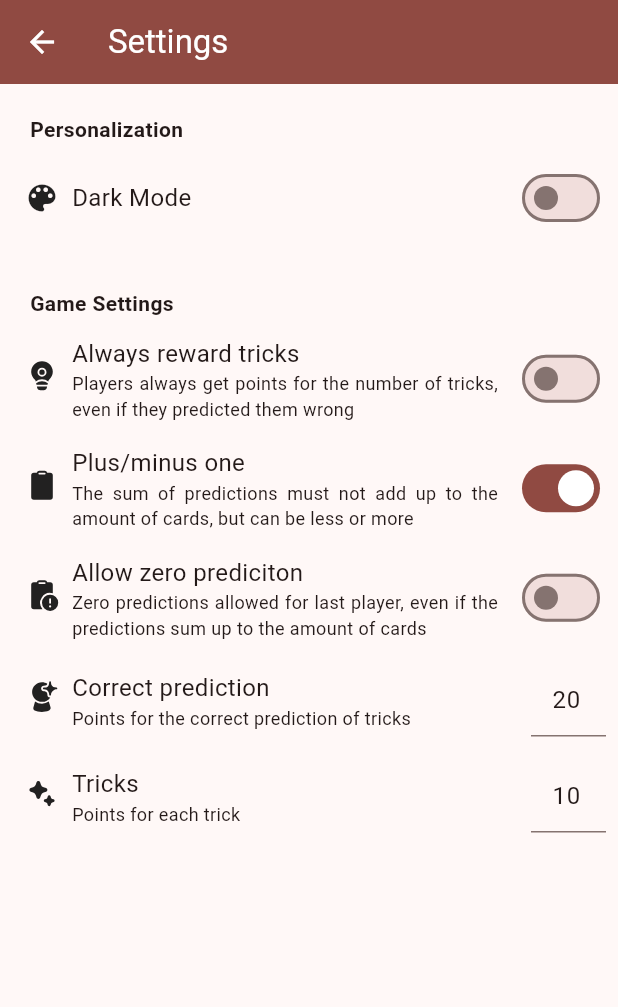
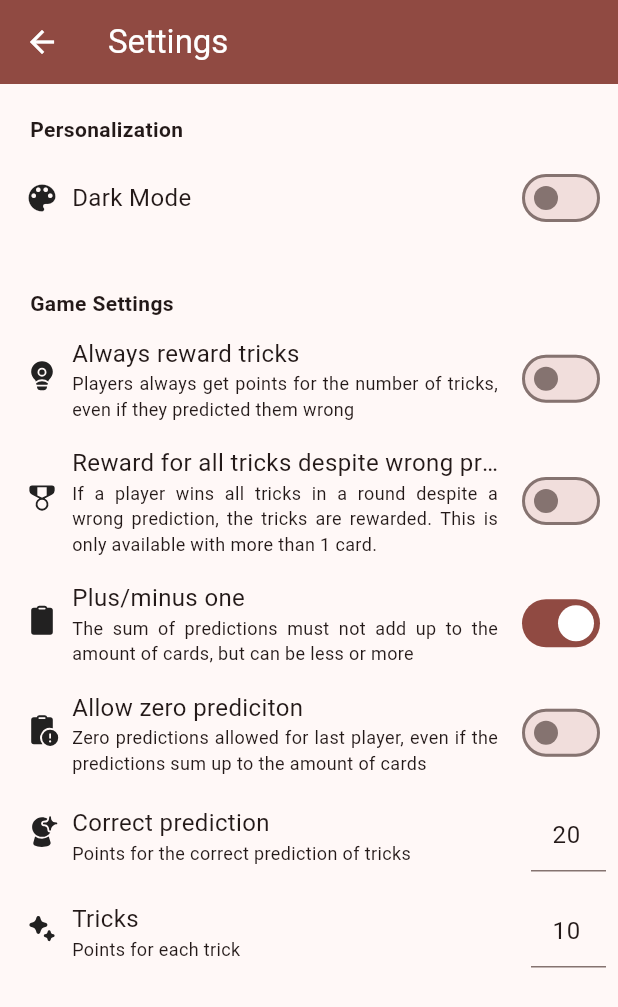
Before and after one commit to BuildmodeOne/wizard_points, a Flutter app: the screen it shows after launch, after a tap on the "settings" icon, on a phone screen of 412 x 824 dp. Shown: the top 1007 px of the screen. Run offline on Flutter 3.47's test engine with Material 2 defaults, Android fonts, the phone set to English and light mode, and no system bars; our stand-ins replace fluentui_system_icons, localstorage, numberpicker, shared_preferences.

Commit message:
📑added "reward for all tricks despite wrong prediction" rule

```diff
--- a/lib/screens/settings/settings.dart
+++ b/lib/screens/settings/settings.dart
@@ -134,6 +134,63 @@ class _SettingsScreenState extends State<SettingsScreen> {
                       )
                     ],
                   ),
+
+                  // reward if player gets all tricks
+                  const Padding(
+                    padding: EdgeInsets.all(8.0),
+                  ),
+                  IgnorePointer(
+                    ignoring: settings.alwaysRewardTricks,
+                    child: AnimatedOpacity(
+                      opacity: !settings.alwaysRewardTricks ? 1 : 0.3,
+                      duration: const Duration(milliseconds: 250),
+                      child: Row(
+                        crossAxisAlignment: CrossAxisAlignment.center,
+                        children: [
+                          const Padding(
+                            padding: EdgeInsets.only(
+                                left: 8.0, right: 8.0, bottom: 4.0),
+                            child: Icon(FluentIcons.reward_20_filled),
+                          ),
+                          Expanded(
+                            child: Column(
+                              crossAxisAlignment: CrossAxisAlignment.start,
+                              children: [
+                                const Text(
+                                  'Reward for all tricks despite wrong prediction',
+                                  overflow: TextOverflow.ellipsis,
+                                  style: TextStyle(
+                                    fontSize: 16,
+                                  ),
+                                ),
+                                Text(
+                                  'If a player wins all tricks in a round despite a wrong prediction, the tricks are rewarded. This is only available with more than 1 card.',
+                                  textAlign: TextAlign.justify,
+                                  style: TextStyle(
+                                    fontSize: explainSize,
+                                  ),
+                                ),
+                              ],
+                            ),
+                          ),
+                          const Padding(
+                            padding: EdgeInsets.only(right: 12),
+                          ),
+                          Switch(
+                            value: settings.rewardAllTricksDespitePrediction &&
+                                !settings.alwaysRewardTricks,
+                            onChanged: (value) {
+                              settings.rewardAllTricksDespitePrediction = value;
+                              storage.setItem('settings', settings.toJson());
+
+                              setState(() {});
+                            },
+                          )
+                        ],
+                      ),
+                    ),
+                  ),
+
                   const Padding(
                     padding: EdgeInsets.all(8.0),
                   ),
@@ -238,6 +295,7 @@ class _SettingsScreenState extends State<SettingsScreen> {
                       ),
                     ),
                   ),
+
                   const Padding(
                     padding: EdgeInsets.all(8.0),
                   ),
--- a/lib/services/models.dart
+++ b/lib/services/models.dart
@@ -176,6 +176,7 @@ class GameSettings {
   bool alwaysRewardTricks = false;
   bool allowZeroPrediction = false;
   bool plusMinusOneVariant = true;
+  bool rewardAllTricksDespitePrediction = false;
 
   int pointsForTricks = 10;
   int pointsForCorrectPrediction = 20;
@@ -223,6 +224,14 @@ class Round {
             .abs() *
         -settings.pointsForTricks;
 
+    if (!correctPrediction &&
+        getResultsCount(playerIndex) == results.length &&
+        results.length > 1 &&
+        settings.rewardAllTricksDespitePrediction) {
+      // override points!
+      points = getResultsCount(playerIndex) * settings.pointsForTricks;
+    }
+
     return points;
   }
 
```
